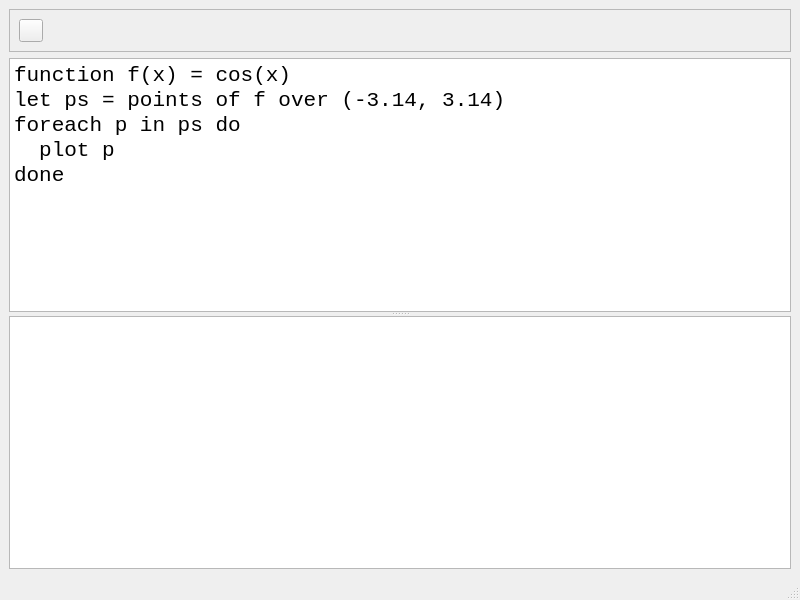
Qt form MainWindow.ui (fritzone/funkplot) before a commit.
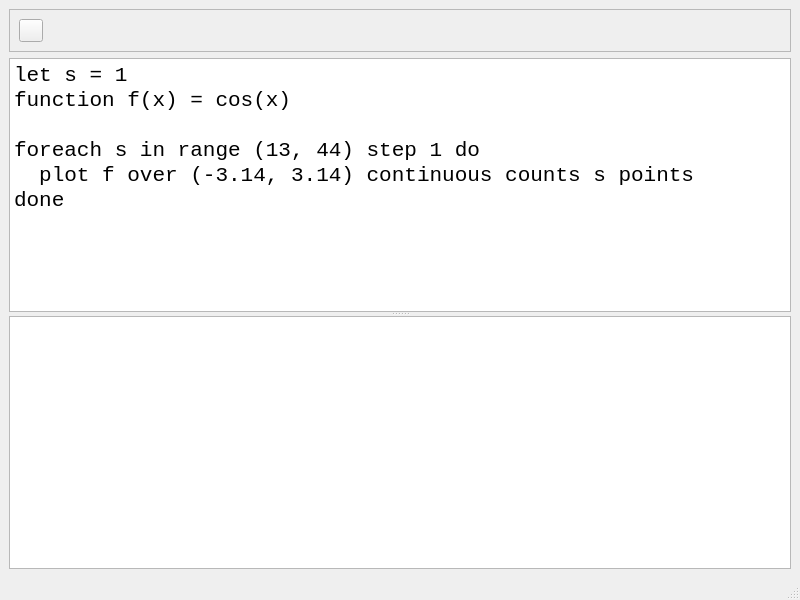
The same form after that commit. Icons and pictures are not drawn.

Commit message: added counted plots

```diff
--- a/MainWindow.ui
+++ b/MainWindow.ui
@@ -84,12 +84,12 @@
 &lt;html&gt;&lt;head&gt;&lt;meta name=&quot;qrichtext&quot; content=&quot;1&quot; /&gt;&lt;meta charset=&quot;utf-8&quot; /&gt;&lt;style type=&quot;text/css&quot;&gt;
 p, li { white-space: pre-wrap; }
 &lt;/style&gt;&lt;/head&gt;&lt;body style=&quot; font-family:'Courier New'; font-size:16pt; font-weight:400; font-style:normal;&quot;&gt;
+&lt;p style=&quot; margin-top:0px; margin-bottom:0px; margin-left:0px; margin-right:0px; -qt-block-indent:0; text-indent:0px;&quot;&gt;let s = 1&lt;/p&gt;
 &lt;p style=&quot; margin-top:0px; margin-bottom:0px; margin-left:0px; margin-right:0px; -qt-block-indent:0; text-indent:0px;&quot;&gt;function f(x) = cos(x)&lt;/p&gt;
-&lt;p style=&quot; margin-top:0px; margin-bottom:0px; margin-left:0px; margin-right:0px; -qt-block-indent:0; text-indent:0px;&quot;&gt;let ps = points of f over (-3.14, 3.14)&lt;/p&gt;
-&lt;p style=&quot; margin-top:0px; margin-bottom:0px; margin-left:0px; margin-right:0px; -qt-block-indent:0; text-indent:0px;&quot;&gt;foreach p in ps do&lt;/p&gt;
-&lt;p style=&quot; margin-top:0px; margin-bottom:0px; margin-left:0px; margin-right:0px; -qt-block-indent:0; text-indent:0px;&quot;&gt;  plot p&lt;/p&gt;
-&lt;p style=&quot; margin-top:0px; margin-bottom:0px; margin-left:0px; margin-right:0px; -qt-block-indent:0; text-indent:0px;&quot;&gt;done&lt;/p&gt;
 &lt;p style=&quot;-qt-paragraph-type:empty; margin-top:0px; margin-bottom:0px; margin-left:0px; margin-right:0px; -qt-block-indent:0; text-indent:0px;&quot;&gt;&lt;br /&gt;&lt;/p&gt;
+&lt;p style=&quot; margin-top:0px; margin-bottom:0px; margin-left:0px; margin-right:0px; -qt-block-indent:0; text-indent:0px;&quot;&gt;foreach s in range (13, 44) step 1 do&lt;/p&gt;
+&lt;p style=&quot; margin-top:0px; margin-bottom:0px; margin-left:0px; margin-right:0px; -qt-block-indent:0; text-indent:0px;&quot;&gt;  plot f over (-3.14, 3.14) continuous counts s points&lt;/p&gt;
+&lt;p style=&quot; margin-top:0px; margin-bottom:0px; margin-left:0px; margin-right:0px; -qt-block-indent:0; text-indent:0px;&quot;&gt;done&lt;/p&gt;
 &lt;p style=&quot;-qt-paragraph-type:empty; margin-top:0px; margin-bottom:0px; margin-left:0px; margin-right:0px; -qt-block-indent:0; text-indent:0px;&quot;&gt;&lt;br /&gt;&lt;/p&gt;&lt;/body&gt;&lt;/html&gt;</string>
        </property>
        <property name="acceptRichText">
```
The commit also changes 4 other files.
